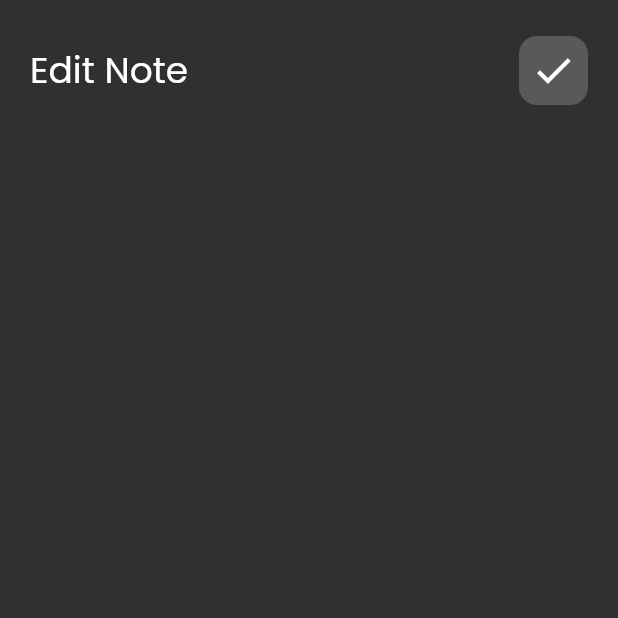
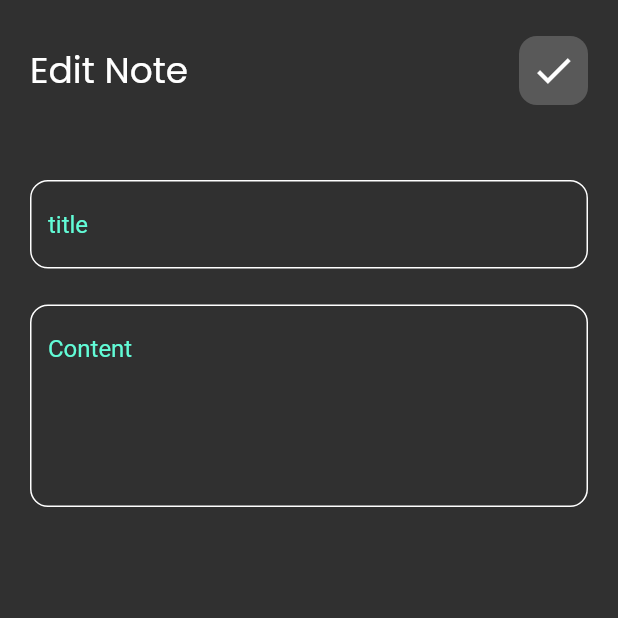
Before and after one commit to abdelrahmanredaelgendy/notes_app, a Flutter app: the EditNotView screen opened directly, on a phone screen of 412 x 824 dp, the top half of it. Run offline on Flutter 3.47's test engine with Material 2 defaults, Android fonts, the phone set to English and light mode, and no system bars; our stand-ins replace font_awesome_flutter, google_fonts; Roboto replaces fonts that are missing (GoogleFonts.poppins).

Commit message:
create  edit view ui done

```diff
--- a/lib/views/widgets/edit_note_body.dart
+++ b/lib/views/widgets/edit_note_body.dart
@@ -1,5 +1,6 @@
 import 'package:flutter/material.dart';
 import 'package:note_app/views/widgets/custom_app_bar.dart';
+import 'package:note_app/views/widgets/custom_text_field.dart';
 
 class EditNoteBody extends StatelessWidget {
   const EditNoteBody({super.key});
@@ -12,6 +13,13 @@ class EditNoteBody extends StatelessWidget {
         children: [
           SizedBox(height: 24),
           CustomAppBar(title: "Edit Note", icon: Icons.check),
+          SizedBox(height: 50),
+          CustomTextField(hintText: "title"),
+          SizedBox(height: 24),
+          CustomTextField(
+            hintText: "Content",
+            maxLines: 5,
+          ),
         ],
       ),
     );
```
